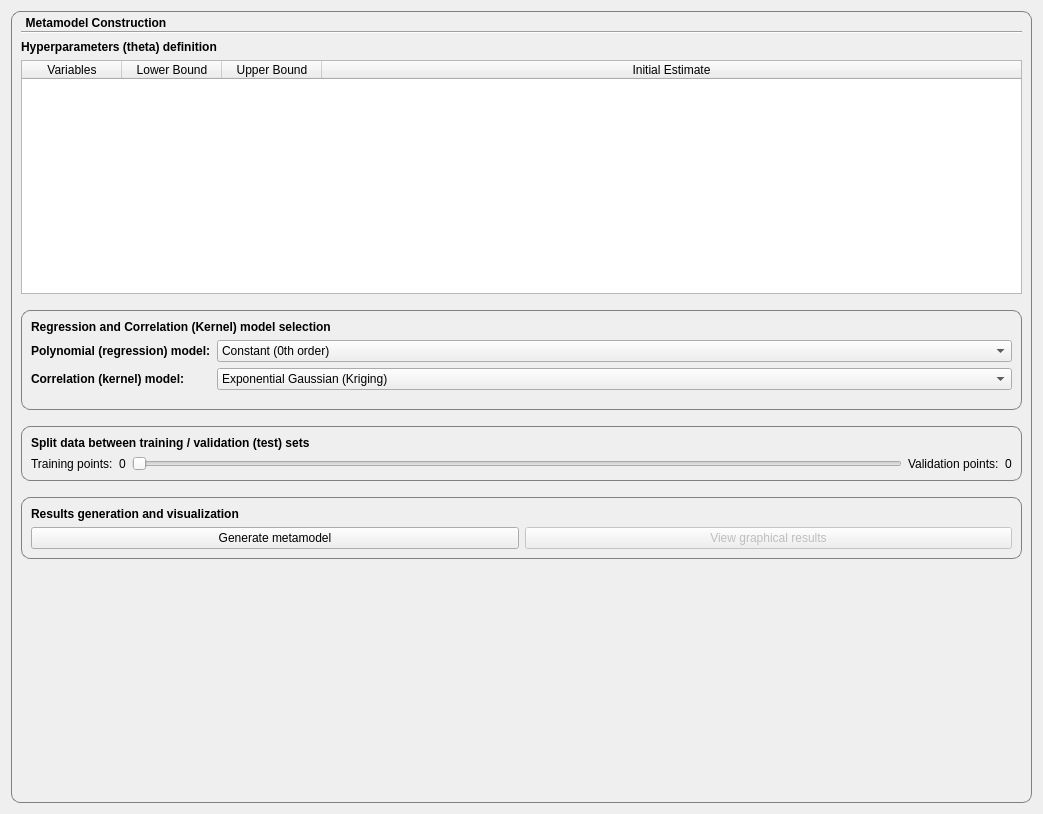
Old version of the form gui/views/ui_files/metamodeltab.ui in the repository feslima/metacontrol.
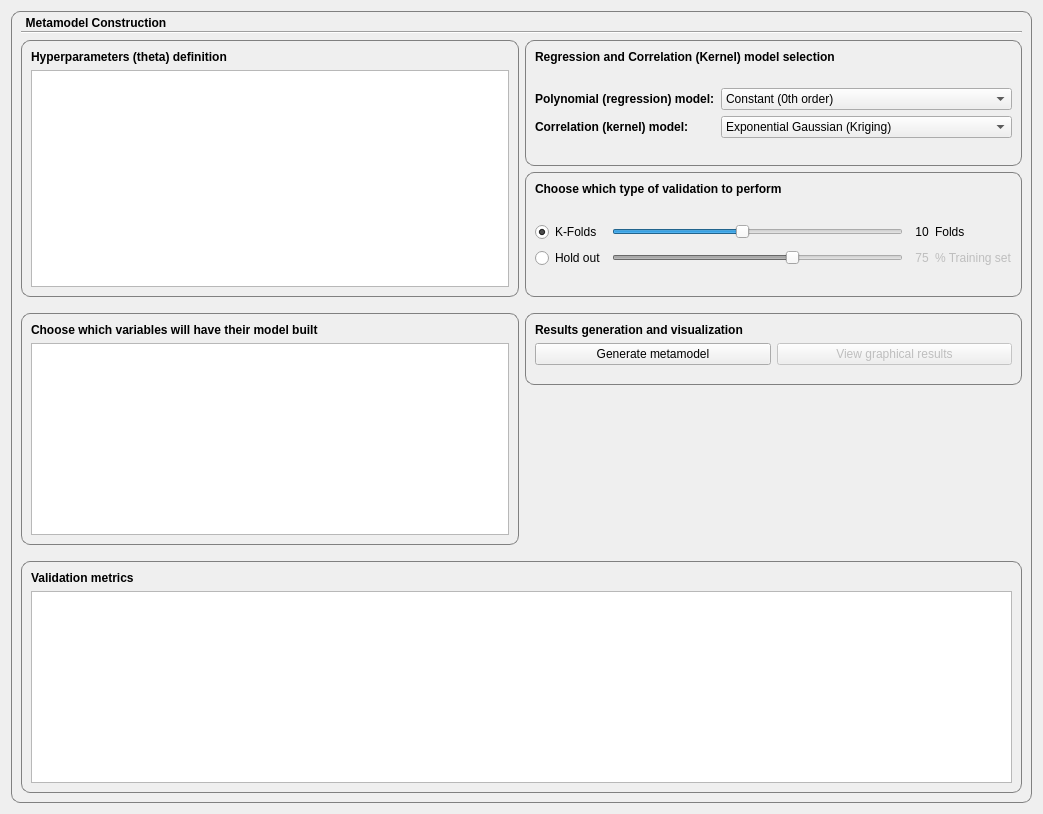
New version of the form.

Commit message: metamodeltab implementation

The edit to the form file:
```diff
--- a/gui/views/ui_files/metamodeltab.ui
+++ b/gui/views/ui_files/metamodeltab.ui
@@ -50,59 +50,6 @@
         </property>
        </spacer>
       </item>
-      <item row="1" column="0">
-       <widget class="Line" name="line">
-        <property name="orientation">
-         <enum>Qt::Horizontal</enum>
-        </property>
-       </widget>
-      </item>
-      <item row="3" column="0">
-       <widget class="QTableWidget" name="thetaTableWidget">
-        <property name="maximumSize">
-         <size>
-          <width>16777215</width>
-          <height>300</height>
-         </size>
-        </property>
-        <attribute name="horizontalHeaderStretchLastSection">
-         <bool>true</bool>
-        </attribute>
-        <column>
-         <property name="text">
-          <string>Variables</string>
-         </property>
-        </column>
-        <column>
-         <property name="text">
-          <string>Lower Bound</string>
-         </property>
-        </column>
-        <column>
-         <property name="text">
-          <string>Upper Bound</string>
-         </property>
-        </column>
-        <column>
-         <property name="text">
-          <string>Initial Estimate</string>
-         </property>
-        </column>
-       </widget>
-      </item>
-      <item row="2" column="0">
-       <widget class="QLabel" name="label">
-        <property name="font">
-         <font>
-          <weight>75</weight>
-          <bold>true</bold>
-         </font>
-        </property>
-        <property name="text">
-         <string>Hyperparameters (theta) definition</string>
-        </property>
-       </widget>
-      </item>
       <item row="0" column="0">
        <spacer name="verticalSpacer">
         <property name="orientation">
@@ -119,30 +66,81 @@
         </property>
        </spacer>
       </item>
-      <item row="4" column="0">
-       <spacer name="verticalSpacer_2">
-        <property name="orientation">
-         <enum>Qt::Vertical</enum>
+      <item row="3" column="1">
+       <widget class="QGroupBox" name="groupBox_4">
+        <property name="styleSheet">
+         <string notr="true">QGroupBox {
+    border: 1px solid gray;
+    border-radius: 9px;
+	font-weight: bold;
+}
+
+QGroupBox::title {
+    subcontrol-origin: margin;
+    left: 10px;
+    top: 5px;
+    padding: 0 3px 0 3px;
+}</string>
         </property>
-        <property name="sizeType">
-         <enum>QSizePolicy::Fixed</enum>
-        </property>
-        <property name="sizeHint" stdset="0">
-         <size>
-          <width>20</width>
-          <height>10</height>
-         </size>
-        </property>
-       </spacer>
-      </item>
-      <item row="9" column="0">
-       <widget class="QGroupBox" name="groupBox_3">
         <property name="title">
          <string/>
         </property>
-        <layout class="QGridLayout" name="gridLayout_4">
-         <item row="0" column="0">
-          <widget class="QLabel" name="label_5">
+        <layout class="QGridLayout" name="gridLayout_5">
+         <item row="4" column="1">
+          <spacer name="verticalSpacer_3">
+           <property name="orientation">
+            <enum>Qt::Vertical</enum>
+           </property>
+           <property name="sizeHint" stdset="0">
+            <size>
+             <width>20</width>
+             <height>10</height>
+            </size>
+           </property>
+          </spacer>
+         </item>
+         <item row="3" column="0">
+          <widget class="QRadioButton" name="radioButton_2">
+           <property name="text">
+            <string>Hold out</string>
+           </property>
+          </widget>
+         </item>
+         <item row="2" column="0">
+          <widget class="QRadioButton" name="radioButton">
+           <property name="text">
+            <string>K-Folds</string>
+           </property>
+           <property name="checked">
+            <bool>true</bool>
+           </property>
+          </widget>
+         </item>
+         <item row="2" column="3">
+          <widget class="QLabel" name="kfoldsLabel">
+           <property name="toolTip">
+            <string>Number of k folds to cross validate the model</string>
+           </property>
+           <property name="text">
+            <string>10</string>
+           </property>
+           <property name="alignment">
+            <set>Qt::AlignCenter</set>
+           </property>
+          </widget>
+         </item>
+         <item row="2" column="4">
+          <widget class="QLabel" name="label_9">
+           <property name="toolTip">
+            <string>Folds</string>
+           </property>
+           <property name="text">
+            <string>Folds</string>
+           </property>
+          </widget>
+         </item>
+         <item row="0" column="0" colspan="4">
+          <widget class="QLabel" name="label_6">
            <property name="font">
             <font>
              <weight>75</weight>
@@ -150,31 +148,91 @@
             </font>
            </property>
            <property name="text">
-            <string>Results generation and visualization</string>
+            <string>Choose which type of validation to perform</string>
            </property>
           </widget>
          </item>
-         <item row="1" column="0">
-          <widget class="QPushButton" name="generateModelpushButton">
+         <item row="3" column="3">
+          <widget class="QLabel" name="validationPointsLabel">
+           <property name="enabled">
+            <bool>false</bool>
+           </property>
+           <property name="toolTip">
+            <string>This is the % of the points that are going to be used to build the model, the rest is going to be used as validation set.</string>
+           </property>
            <property name="text">
-            <string>Generate metamodel</string>
+            <string>75</string>
+           </property>
+           <property name="alignment">
+            <set>Qt::AlignCenter</set>
+           </property>
+          </widget>
+         </item>
+         <item row="2" column="1">
+          <widget class="QSlider" name="kfoldsHorizontalSlider">
+           <property name="minimum">
+            <number>2</number>
+           </property>
+           <property name="maximum">
+            <number>20</number>
+           </property>
+           <property name="value">
+            <number>10</number>
+           </property>
+           <property name="orientation">
+            <enum>Qt::Horizontal</enum>
+           </property>
+          </widget>
+         </item>
+         <item row="3" column="1">
+          <widget class="QSlider" name="holdoutHorizontalSlider">
+           <property name="enabled">
+            <bool>false</bool>
+           </property>
+           <property name="minimum">
+            <number>50</number>
+           </property>
+           <property name="maximum">
+            <number>90</number>
+           </property>
+           <property name="value">
+            <number>75</number>
+           </property>
+           <property name="orientation">
+            <enum>Qt::Horizontal</enum>
+           </property>
+          </widget>
+         </item>
+         <item row="3" column="4">
+          <widget class="QLabel" name="label_8">
+           <property name="enabled">
+            <bool>false</bool>
+           </property>
+           <property name="toolTip">
+            <string/>
+           </property>
+           <property name="text">
+            <string>% Training set</string>
            </property>
           </widget>
          </item>
          <item row="1" column="1">
-          <widget class="QPushButton" name="viewPlotPushButton">
-           <property name="enabled">
-            <bool>false</bool>
+          <spacer name="verticalSpacer_9">
+           <property name="orientation">
+            <enum>Qt::Vertical</enum>
            </property>
-           <property name="text">
-            <string>View graphical results</string>
+           <property name="sizeHint" stdset="0">
+            <size>
+             <width>20</width>
+             <height>10</height>
+            </size>
            </property>
-          </widget>
+          </spacer>
          </item>
         </layout>
        </widget>
       </item>
-      <item row="5" column="0">
+      <item row="2" column="1">
        <widget class="QGroupBox" name="groupBox_2">
         <property name="maximumSize">
          <size>
@@ -186,22 +244,6 @@
          <string/>
         </property>
         <layout class="QGridLayout" name="gridLayout_3">
-         <item row="4" column="0">
-          <spacer name="verticalSpacer_5">
-           <property name="orientation">
-            <enum>Qt::Vertical</enum>
-           </property>
-           <property name="sizeType">
-            <enum>QSizePolicy::Fixed</enum>
-           </property>
-           <property name="sizeHint" stdset="0">
-            <size>
-             <width>20</width>
-             <height>10</height>
-            </size>
-           </property>
-          </spacer>
-         </item>
          <item row="0" column="0">
           <widget class="QLabel" name="label_4">
            <property name="font">
@@ -215,7 +257,7 @@
            </property>
           </widget>
          </item>
-         <item row="3" column="0">
+         <item row="4" column="0">
           <layout class="QFormLayout" name="formLayout">
            <item row="0" column="0">
             <widget class="QLabel" name="label_2">
@@ -273,31 +315,46 @@
            </item>
           </layout>
          </item>
+         <item row="5" column="0">
+          <spacer name="verticalSpacer_2">
+           <property name="orientation">
+            <enum>Qt::Vertical</enum>
+           </property>
+           <property name="sizeType">
+            <enum>QSizePolicy::Expanding</enum>
+           </property>
+           <property name="sizeHint" stdset="0">
+            <size>
+             <width>20</width>
+             <height>10</height>
+            </size>
+           </property>
+          </spacer>
+         </item>
+         <item row="1" column="0">
+          <spacer name="verticalSpacer_8">
+           <property name="orientation">
+            <enum>Qt::Vertical</enum>
+           </property>
+           <property name="sizeHint" stdset="0">
+            <size>
+             <width>20</width>
+             <height>10</height>
+            </size>
+           </property>
+          </spacer>
+         </item>
         </layout>
        </widget>
       </item>
-      <item row="7" column="0">
-       <widget class="QGroupBox" name="groupBox_4">
-        <property name="styleSheet">
-         <string notr="true">QGroupBox {
-    border: 1px solid gray;
-    border-radius: 9px;
-	font-weight: bold;
-}
-
-QGroupBox::title {
-    subcontrol-origin: margin;
-    left: 10px;
-    top: 5px;
-    padding: 0 3px 0 3px;
-}</string>
-        </property>
+      <item row="5" column="1">
+       <widget class="QGroupBox" name="groupBox_3">
         <property name="title">
          <string/>
         </property>
-        <layout class="QGridLayout" name="gridLayout_5">
-         <item row="0" column="0" colspan="5">
-          <widget class="QLabel" name="label_6">
+        <layout class="QGridLayout" name="gridLayout_4">
+         <item row="0" column="0">
+          <widget class="QLabel" name="label_5">
            <property name="font">
             <font>
              <weight>75</weight>
@@ -305,80 +362,172 @@
             </font>
            </property>
            <property name="text">
-            <string>Split data between training / validation (test) sets</string>
+            <string>Results generation and visualization</string>
+           </property>
+          </widget>
+         </item>
+         <item row="1" column="0">
+          <widget class="QPushButton" name="generateModelpushButton">
+           <property name="text">
+            <string>Generate metamodel</string>
            </property>
           </widget>
          </item>
          <item row="1" column="1">
-          <widget class="QLabel" name="trainingPointsLabel">
+          <widget class="QPushButton" name="viewPlotPushButton">
+           <property name="enabled">
+            <bool>false</bool>
+           </property>
            <property name="text">
-            <string>0</string>
+            <string>View graphical results</string>
            </property>
           </widget>
          </item>
-         <item row="1" column="4">
-          <widget class="QLabel" name="validationPointsLabel">
+         <item row="2" column="0">
+          <spacer name="verticalSpacer_6">
+           <property name="orientation">
+            <enum>Qt::Vertical</enum>
+           </property>
+           <property name="sizeType">
+            <enum>QSizePolicy::Fixed</enum>
+           </property>
+           <property name="sizeHint" stdset="0">
+            <size>
+             <width>20</width>
+             <height>10</height>
+            </size>
+           </property>
+          </spacer>
+         </item>
+        </layout>
+       </widget>
+      </item>
+      <item row="1" column="0" colspan="2">
+       <widget class="Line" name="line">
+        <property name="orientation">
+         <enum>Qt::Horizontal</enum>
+        </property>
+       </widget>
+      </item>
+      <item row="11" column="0" colspan="2">
+       <widget class="QGroupBox" name="groupBox_7">
+        <property name="title">
+         <string/>
+        </property>
+        <layout class="QGridLayout" name="gridLayout_8">
+         <item row="1" column="0">
+          <widget class="QTableView" name="crossValMetricTableView">
+           <property name="editTriggers">
+            <set>QAbstractItemView::NoEditTriggers</set>
+           </property>
+           <attribute name="horizontalHeaderStretchLastSection">
+            <bool>true</bool>
+           </attribute>
+          </widget>
+         </item>
+         <item row="0" column="0">
+          <widget class="QLabel" name="label_10">
+           <property name="font">
+            <font>
+             <weight>75</weight>
+             <bold>true</bold>
+            </font>
+           </property>
            <property name="text">
-            <string>0</string>
+            <string>Validation metrics</string>
            </property>
           </widget>
          </item>
-         <item row="1" column="3">
-          <widget class="QLabel" name="label_8">
+        </layout>
+       </widget>
+      </item>
+      <item row="4" column="0">
+       <spacer name="verticalSpacer_5">
+        <property name="orientation">
+         <enum>Qt::Vertical</enum>
+        </property>
+        <property name="sizeType">
+         <enum>QSizePolicy::Fixed</enum>
+        </property>
+        <property name="sizeHint" stdset="0">
+         <size>
+          <width>20</width>
+          <height>10</height>
+         </size>
+        </property>
+       </spacer>
+      </item>
+      <item row="2" column="0" rowspan="2">
+       <widget class="QGroupBox" name="groupBox_6">
+        <property name="title">
+         <string/>
+        </property>
+        <layout class="QGridLayout" name="gridLayout_7">
+         <item row="1" column="0">
+          <widget class="QTableView" name="thetaTableView">
+           <attribute name="horizontalHeaderStretchLastSection">
+            <bool>true</bool>
+           </attribute>
+          </widget>
+         </item>
+         <item row="0" column="0">
+          <widget class="QLabel" name="label">
+           <property name="font">
+            <font>
+             <weight>75</weight>
+             <bold>true</bold>
+            </font>
+           </property>
            <property name="text">
-            <string>Validation points:</string>
+            <string>Hyperparameters (theta) definition</string>
            </property>
           </widget>
          </item>
+        </layout>
+       </widget>
+      </item>
+      <item row="6" column="1">
+       <spacer name="verticalSpacer_7">
+        <property name="orientation">
+         <enum>Qt::Vertical</enum>
+        </property>
+        <property name="sizeHint" stdset="0">
+         <size>
+          <width>20</width>
+          <height>40</height>
+         </size>
+        </property>
+       </spacer>
+      </item>
+      <item row="5" column="0" rowspan="2">
+       <widget class="QGroupBox" name="groupBox_5">
+        <property name="title">
+         <string/>
+        </property>
+        <layout class="QGridLayout" name="gridLayout_6">
          <item row="1" column="0">
+          <widget class="QTableView" name="outvariableTableView">
+           <attribute name="horizontalHeaderStretchLastSection">
+            <bool>true</bool>
+           </attribute>
+          </widget>
+         </item>
+         <item row="0" column="0">
           <widget class="QLabel" name="label_7">
+           <property name="font">
+            <font>
+             <weight>75</weight>
+             <bold>true</bold>
+            </font>
+           </property>
            <property name="text">
-            <string>Training points:</string>
-           </property>
-          </widget>
-         </item>
-         <item row="1" column="2">
-          <widget class="QSlider" name="splitDataHorizontalSlider">
-           <property name="orientation">
-            <enum>Qt::Horizontal</enum>
+            <string>Choose which variables will have their model built</string>
            </property>
           </widget>
          </item>
         </layout>
        </widget>
       </item>
-      <item row="6" column="0">
-       <spacer name="verticalSpacer_3">
-        <property name="orientation">
-         <enum>Qt::Vertical</enum>
-        </property>
-        <property name="sizeType">
-         <enum>QSizePolicy::Fixed</enum>
-        </property>
-        <property name="sizeHint" stdset="0">
-         <size>
-          <width>20</width>
-          <height>10</height>
-         </size>
-        </property>
-       </spacer>
-      </item>
-      <item row="10" column="0">
-       <spacer name="verticalSpacer_6">
-        <property name="orientation">
-         <enum>Qt::Vertical</enum>
-        </property>
-        <property name="sizeType">
-         <enum>QSizePolicy::MinimumExpanding</enum>
-        </property>
-        <property name="sizeHint" stdset="0">
-         <size>
-          <width>20</width>
-          <height>10</height>
-         </size>
-        </property>
-       </spacer>
-      </item>
      </layout>
     </widget>
    </item>
```
Left out of the diff: 147 changed lines with no effect on the pictures. The commit also changes 5 other files.
